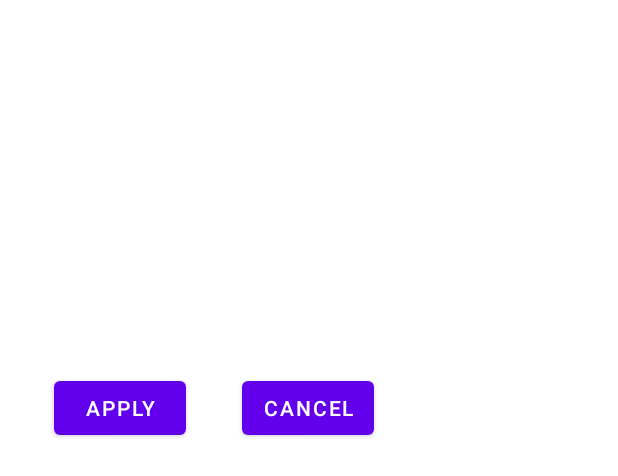
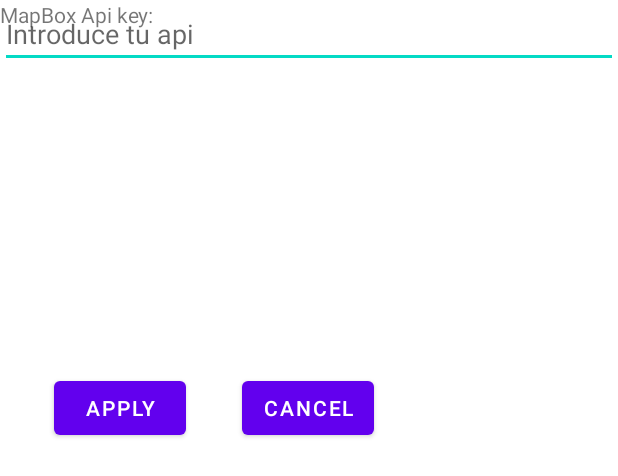
Before and after one commit to JAlcaideH/TFGSDKApp, an Android app: the layout activity_settings.xml on its own in the app's theme, with its tools: preview values and no code run, on a phone screen of 412 x 824 dp. Shown: the top 476 px of the screen. Run offline under Robolectric (Android 15) with nearby library versions, the phone set to English and light mode, and no system bars.

Commit message:
ApiKey desde app

```diff
--- a/app/src/main/res/layout/activity_settings.xml
+++ b/app/src/main/res/layout/activity_settings.xml
@@ -31,20 +31,29 @@
         app:layout_constraintTop_toTopOf="parent"
         app:layout_constraintVertical_bias="0.32" />
 
-    <Spinner
-        android:id="@+id/sp_stationType"
+    <LinearLayout
         android:layout_width="match_parent"
         android:layout_height="wrap_content"
-        android:layout_centerVertical="true"
-        android:background="@android:color/transparent"
-        android:gravity="center"
-        android:spinnerMode="dropdown"
-        app:layout_constraintBottom_toBottomOf="parent"
-        app:layout_constraintEnd_toEndOf="parent"
-        app:layout_constraintHorizontal_bias="1.0"
-        app:layout_constraintStart_toStartOf="parent"
-        app:layout_constraintTop_toTopOf="parent"
-        app:layout_constraintVertical_bias="0.1"
+        android:orientation="vertical"
+        tools:ignore="MissingConstraints">
+
+    </LinearLayout>
+
+    <TextView
+        android:layout_width="match_parent"
+        android:layout_height="wrap_content"
+        android:text="MapBox Api key:"
+        tools:layout_editor_absoluteX="1dp"
+        tools:layout_editor_absoluteY="142dp"
+        tools:ignore="MissingConstraints" />
+
+    <EditText
+        android:id="@+id/editText"
+        android:layout_width="match_parent"
+        android:layout_height="wrap_content"
+        android:hint="Introduce tu api"
+        tools:layout_editor_absoluteX="1dp"
+        tools:layout_editor_absoluteY="161dp"
         tools:ignore="MissingConstraints" />
 
 </androidx.constraintlayout.widget.ConstraintLayout>
```
Also changed, not shown: app/src/main/java/com/example/tfgsdkapp/MainActivity.kt (+7 -5 lines), app/src/main/java/com/example/tfgsdkapp/Service.kt (+17 -31 lines), app/src/main/java/com/example/tfgsdkapp/SettingsActivity.java (+16 -20 lines), app/src/main/java/com/example/tfgsdkapp/utils/AppPreferences.kt (added, +31 -0 lines).
